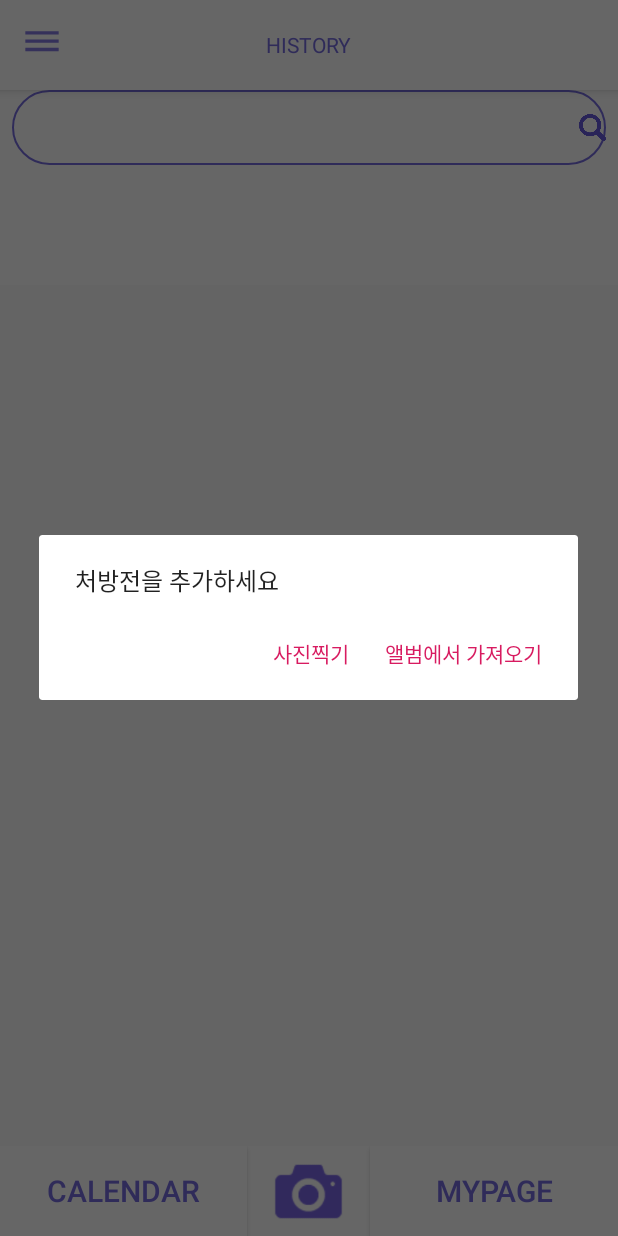
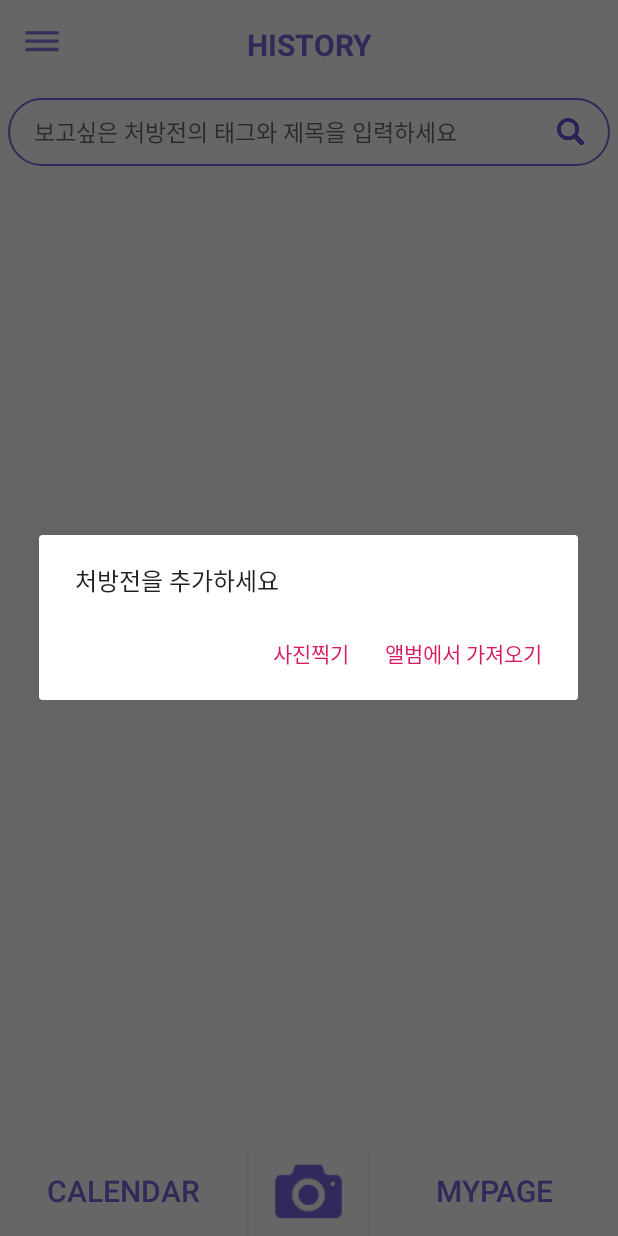
Before and after one commit to LeeGyeongHwan/WhereDoesItHurt, an Android app: the fragment Fragment_history placed in its activity, after a tap on an icon or button, on a phone screen of 412 x 824 dp. Run offline under Robolectric (Android 15) with nearby library versions, the phone set to English and light mode, and no system bars; our stand-ins replace Firebase (no records; nobody signed in at launch, a user with empty details on screens opened directly); libraries missing offline, so code that uses them is left out: com.github.chrisbanes.photoview, com.google.api.client, com.google.api.services, com.kakao.network, com.kakao.usermgmt; pictures from the network do not load.

Commit message:
히스토리부분 디자인 수정

```diff
--- a/app/src/main/java/com/k1l3/wheredoesithurt/History_itemView.java
+++ b/app/src/main/java/com/k1l3/wheredoesithurt/History_itemView.java
@@ -16,7 +16,7 @@ import android.widget.TextView;
 import com.google.android.flexbox.FlexboxLayout;
 
 public class History_itemView extends LinearLayout {
-    TextView presc_date, presc_medicine;
+    TextView presc_date, presc_medicine, seperator;
     ImageView history_medicine_image, history_medicine_image2;
     FlexboxLayout flexboxlayout;
     LinearLayout linearLayout, first_layout;
@@ -48,6 +48,7 @@ public class History_itemView extends LinearLayout {
         linearLayout = findViewById(R.id.history_layout);
         first_layout = findViewById(R.id.history_first_layout);
         history_memo = findViewById(R.id.history_memo);
+        seperator = findViewById(R.id.history_sep);
         setupUI(first_layout);
     }
 
@@ -133,4 +134,6 @@ public class History_itemView extends LinearLayout {
     public void setHistory_memo(String history_memo) {
         this.history_memo.setText(history_memo);
     }
+
+    public TextView getSeperator() { return seperator; }
 }
--- /dev/null
+++ b/app/src/main/res/drawable/history_tag.xml
@@ -0,0 +1,11 @@
+<?xml version="1.0" encoding="utf-8"?>
+<shape xmlns:android="http://schemas.android.com/apk/res/android">
+    <corners
+        android:bottomLeftRadius="30dp"
+        android:bottomRightRadius="30dp"
+        android:topLeftRadius="30dp"
+        android:topRightRadius="30dp"></corners>
+    <stroke
+        android:width="1.5dp"
+        android:color="#C0BBF7"></stroke>
+</shape>
--- a/app/src/main/res/layout/app_bar_main.xml
+++ b/app/src/main/res/layout/app_bar_main.xml
@@ -12,6 +12,7 @@
         android:layout_width="match_parent"
         android:layout_height="wrap_content"
         android:theme="@style/AppTheme"
+        app:elevation="0dp"
         app:layout_constraintBottom_toBottomOf="parent"
         app:layout_constraintEnd_toEndOf="parent"
         app:layout_constraintStart_toStartOf="parent"
@@ -41,6 +42,8 @@
                 android:layout_width="wrap_content"
                 android:layout_height="wrap_content"
                 android:layout_gravity="center"
+                android:textSize="20dp"
+                android:textStyle="bold"
                 android:text="MYPAGE"
                 android:textColor="#776DE0"
                 android:visibility="gone" />
@@ -50,6 +53,8 @@
                 android:layout_width="wrap_content"
                 android:layout_height="wrap_content"
                 android:layout_gravity="center"
+                android:textSize="20dp"
+                android:textStyle="bold"
                 android:text="HISTORY"
                 android:textColor="#776DE0"
                 android:visibility="gone" />
@@ -59,6 +64,8 @@
                 android:layout_width="wrap_content"
                 android:layout_height="wrap_content"
                 android:layout_gravity="center"
+                android:textSize="20dp"
+                android:textStyle="bold"
                 android:text="의약품 검색"
                 android:textColor="#ffffff"
                 android:visibility="gone" />
--- a/app/src/main/res/layout/fragment_history.xml
+++ b/app/src/main/res/layout/fragment_history.xml
@@ -16,14 +16,15 @@
         <EditText
             android:id="@+id/history_search"
             android:layout_width="match_parent"
-            android:layout_height="50dp"
-            android:layout_marginStart="8dp"
-            android:layout_marginEnd="8dp"
-            android:layout_marginBottom="8dp"
+            android:layout_height="45dp"
+            android:layout_margin="5dp"
             android:background="@drawable/searchbox"
             android:drawableRight="@drawable/search_icon"
             android:inputType="text"
             android:textSize="15dp"
+            android:hint="보고싶은 처방전의 태그와 제목을 입력하세요 "
+            android:paddingLeft="17dp"
+            android:paddingRight="17dp"
             app:layout_constraintVertical_bias="0.057" />
 
         <ScrollView
@@ -31,6 +32,7 @@
             android:layout_width="match_parent"
             android:layout_height="match_parent"
             android:layout_marginBottom="8dp"
+            android:layout_marginTop="10dp"
             android:fillViewport="true"
             android:scrollbars="vertical"
             app:layout_constraintVertical_bias="1.0">
@@ -41,6 +43,8 @@
                 android:layout_height="match_parent"
                 android:layout_alignParentStart="false"
                 android:layout_alignParentLeft="false"
+                android:divider="@null"
+                android:dividerHeight="0px"
                 android:layout_marginTop="8dp"
                 android:fastScrollEnabled="true"
                 android:orientation="horizontal"
```
Also changed, not shown: app/src/main/java/com/k1l3/wheredoesithurt/Fragment_history.java (+11 -3 lines), app/src/main/res/drawable/history_image.xml (added, +8 -0 lines), app/src/main/res/drawable/history_sep.xml (added, +9 -0 lines), app/src/main/res/drawable/historybox.xml (added, +13 -0 lines), app/src/main/res/layout/history_item.xml (+64 -27 lines), app/src/main/res/drawable-v24/add_presc.jpg (deleted), app/src/main/res/drawable-v24/add_presc.png (added).
